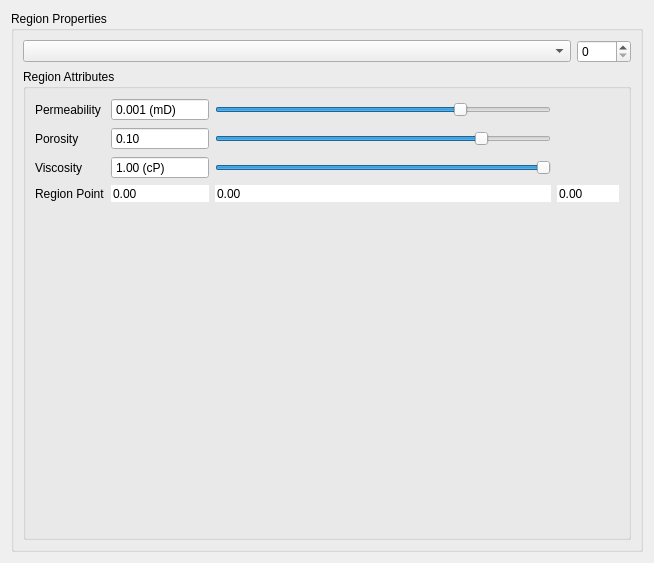
Qt form src/apps/simulator/region_module/region_widget_form.ui (jdms/rrm) before a commit.
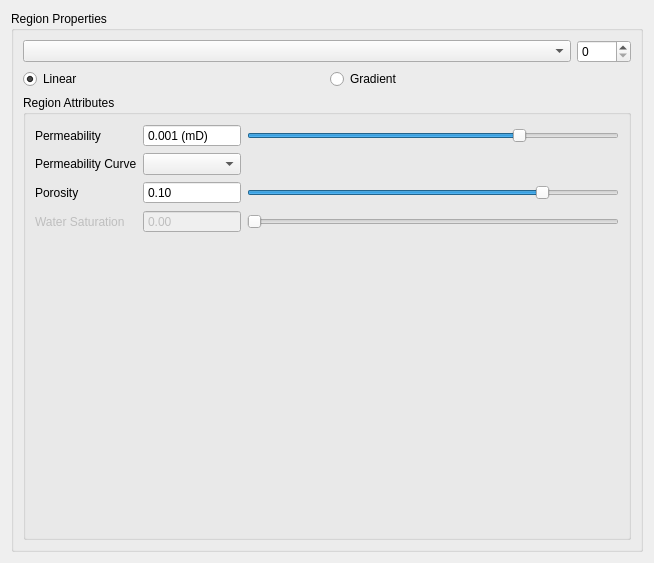
The same form after that commit.

```diff
--- a/src/apps/simulator/region_module/region_widget_form.ui
+++ b/src/apps/simulator/region_module/region_widget_form.ui
@@ -18,7 +18,7 @@
   </property>
   <property name="minimumSize">
    <size>
-    <width>400</width>
+    <width>500</width>
     <height>0</height>
    </size>
   </property>
@@ -56,33 +56,128 @@
         </item>
        </layout>
       </item>
+      <item>
+       <layout class="QHBoxLayout" name="horizontalLayout_Interpolation">
+        <item>
+         <widget class="QRadioButton" name="radioButton_Linear_">
+          <property name="text">
+           <string>Linear</string>
+          </property>
+          <property name="checked">
+           <bool>true</bool>
+          </property>
+         </widget>
+        </item>
+        <item>
+         <widget class="QRadioButton" name="radioButton_Gradient_">
+          <property name="text">
+           <string>Gradient</string>
+          </property>
+         </widget>
+        </item>
+       </layout>
+      </item>
       <item>
        <widget class="QGroupBox" name="groupBox_Region">
         <property name="title">
          <string>Region Attributes</string>
         </property>
-        <layout class="QGridLayout" name="gridLayout">
-         <item row="3" column="0">
-          <widget class="QLabel" name="label_Region_Point_">
-           <property name="text">
-            <string>Region Point</string>
-           </property>
-          </widget>
-         </item>
+        <layout class="QGridLayout" name="gridLayout_Region_Attributes_">
          <item row="1" column="0">
+          <widget class="QLabel" name="label_Region_Permeability_Curves_">
+           <property name="text">
+            <string>Permeability Curve</string>
+           </property>
+          </widget>
+         </item>
+         <item row="4" column="1">
+          <spacer name="verticalSpacer">
+           <property name="orientation">
+            <enum>Qt::Vertical</enum>
+           </property>
+           <property name="sizeHint" stdset="0">
+            <size>
+             <width>20</width>
+             <height>40</height>
+            </size>
+           </property>
+          </spacer>
+         </item>
+         <item row="3" column="1">
+          <widget class="QDoubleSpinBox" name="doubleSpinBox_Region_Saturation_">
+           <property name="enabled">
+            <bool>false</bool>
+           </property>
+           <property name="frame">
+            <bool>true</bool>
+           </property>
+           <property name="readOnly">
+            <bool>false</bool>
+           </property>
+           <property name="buttonSymbols">
+            <enum>QAbstractSpinBox::NoButtons</enum>
+           </property>
+          </widget>
+         </item>
+         <item row="3" column="0">
+          <widget class="QLabel" name="label_Region_Saturation_">
+           <property name="enabled">
+            <bool>false</bool>
+           </property>
+           <property name="text">
+            <string>Water Saturation</string>
+           </property>
+          </widget>
+         </item>
+         <item row="2" column="2">
+          <widget class="QSlider" name="horizontalSlider_Porosity_">
+           <property name="value">
+            <number>80</number>
+           </property>
+           <property name="orientation">
+            <enum>Qt::Horizontal</enum>
+           </property>
+          </widget>
+         </item>
+         <item row="2" column="1">
+          <widget class="QDoubleSpinBox" name="doubleSpinBox_Region_Porosity_">
+           <property name="readOnly">
+            <bool>false</bool>
+           </property>
+           <property name="buttonSymbols">
+            <enum>QAbstractSpinBox::NoButtons</enum>
+           </property>
+           <property name="minimum">
+            <double>0.010000000000000</double>
+           </property>
+           <property name="maximum">
+            <double>0.350000000000000</double>
+           </property>
+           <property name="singleStep">
+            <double>0.010000000000000</double>
+           </property>
+           <property name="value">
+            <double>0.100000000000000</double>
+           </property>
+          </widget>
+         </item>
+         <item row="3" column="2">
+          <widget class="QSlider" name="horizontalSlider_Saturation_">
+           <property name="enabled">
+            <bool>false</bool>
+           </property>
+           <property name="orientation">
+            <enum>Qt::Horizontal</enum>
+           </property>
+          </widget>
+         </item>
+         <item row="2" column="0">
           <widget class="QLabel" name="label_Region_Porosity_">
            <property name="text">
             <string>Porosity</string>
            </property>
           </widget>
          </item>
-         <item row="2" column="0">
-          <widget class="QLabel" name="label_Region_Viscosity_">
-           <property name="text">
-            <string>Viscosity</string>
-           </property>
-          </widget>
-         </item>
          <item row="0" column="0">
           <widget class="QLabel" name="label_Region_Permeability">
            <property name="text">
@@ -91,26 +186,7 @@
           </widget>
          </item>
          <item row="1" column="1">
-          <widget class="QDoubleSpinBox" name="doubleSpinBox_Region_Porosity_">
-           <property name="readOnly">
-            <bool>false</bool>
-           </property>
-           <property name="buttonSymbols">
-            <enum>QAbstractSpinBox::NoButtons</enum>
-           </property>
-           <property name="minimum">
-            <double>0.010000000000000</double>
-           </property>
-           <property name="maximum">
-            <double>0.350000000000000</double>
-           </property>
-           <property name="singleStep">
-            <double>0.010000000000000</double>
-           </property>
-           <property name="value">
-            <double>0.100000000000000</double>
-           </property>
-          </widget>
+          <widget class="QComboBox" name="comboBox_Region_Permeability_Curves_"/>
          </item>
          <item row="0" column="1">
           <widget class="QDoubleSpinBox" name="doubleSpinBox_Region_Permeability_">
@@ -140,98 +216,6 @@
            </property>
           </widget>
          </item>
-         <item row="3" column="1">
-          <widget class="QDoubleSpinBox" name="doubleSpinBox_Region_Point_X_">
-           <property name="enabled">
-            <bool>true</bool>
-           </property>
-           <property name="frame">
-            <bool>false</bool>
-           </property>
-           <property name="readOnly">
-            <bool>true</bool>
-           </property>
-           <property name="buttonSymbols">
-            <enum>QAbstractSpinBox::NoButtons</enum>
-           </property>
-           <property name="maximum">
-            <double>100000.000000000000000</double>
-           </property>
-          </widget>
-         </item>
-         <item row="2" column="1">
-          <widget class="QDoubleSpinBox" name="doubleSpinBox_Region_Viscosity_">
-           <property name="readOnly">
-            <bool>true</bool>
-           </property>
-           <property name="buttonSymbols">
-            <enum>QAbstractSpinBox::NoButtons</enum>
-           </property>
-           <property name="suffix">
-            <string> (cP)</string>
-           </property>
-           <property name="minimum">
-            <double>0.100000000000000</double>
-           </property>
-           <property name="maximum">
-            <double>10.000000000000000</double>
-           </property>
-           <property name="singleStep">
-            <double>0.100000000000000</double>
-           </property>
-           <property name="value">
-            <double>1.000000000000000</double>
-           </property>
-          </widget>
-         </item>
-         <item row="3" column="3">
-          <widget class="QDoubleSpinBox" name="doubleSpinBox_Region_Point_Z_">
-           <property name="frame">
-            <bool>false</bool>
-           </property>
-           <property name="readOnly">
-            <bool>true</bool>
-           </property>
-           <property name="buttonSymbols">
-            <enum>QAbstractSpinBox::NoButtons</enum>
-           </property>
-           <property name="showGroupSeparator" stdset="0">
-            <bool>false</bool>
-           </property>
-           <property name="maximum">
-            <double>100000.000000000000000</double>
-           </property>
-          </widget>
-         </item>
-         <item row="3" column="2">
-          <widget class="QDoubleSpinBox" name="doubleSpinBox_Region_Point_Y_">
-           <property name="frame">
-            <bool>false</bool>
-           </property>
-           <property name="readOnly">
-            <bool>true</bool>
-           </property>
-           <property name="buttonSymbols">
-            <enum>QAbstractSpinBox::NoButtons</enum>
-           </property>
-           <property name="maximum">
-            <double>100000.000000000000000</double>
-           </property>
-          </widget>
-         </item>
-         <item row="4" column="1">
-          <spacer name="verticalSpacer">
-           <property name="orientation">
-            <enum>Qt::Vertical</enum>
-           </property>
-           <property name="sizeHint" stdset="0">
-            <size>
-             <width>20</width>
-             <height>40</height>
-            </size>
-           </property>
-          </spacer>
-         </item>
          <item row="0" column="2">
           <widget class="QSlider" name="horizontalSlider_Permeability_">
            <property name="minimum">
@@ -254,29 +238,6 @@
            </property>
           </widget>
          </item>
-         <item row="1" column="2">
-          <widget class="QSlider" name="horizontalSlider_Porosity_">
-           <property name="value">
-            <number>80</number>
-           </property>
-           <property name="orientation">
-            <enum>Qt::Horizontal</enum>
-           </property>
-          </widget>
-         </item>
-         <item row="2" column="2">
-          <widget class="QSlider" name="horizontalSlider_Viscosity_">
-           <property name="maximum">
-            <number>99</number>
-           </property>
-           <property name="value">
-            <number>99</number>
-           </property>
-           <property name="orientation">
-            <enum>Qt::Horizontal</enum>
-           </property>
-          </widget>
-         </item>
         </layout>
        </widget>
       </item>
```
Left out of the diff: 2 changed lines with no effect on the pictures.
